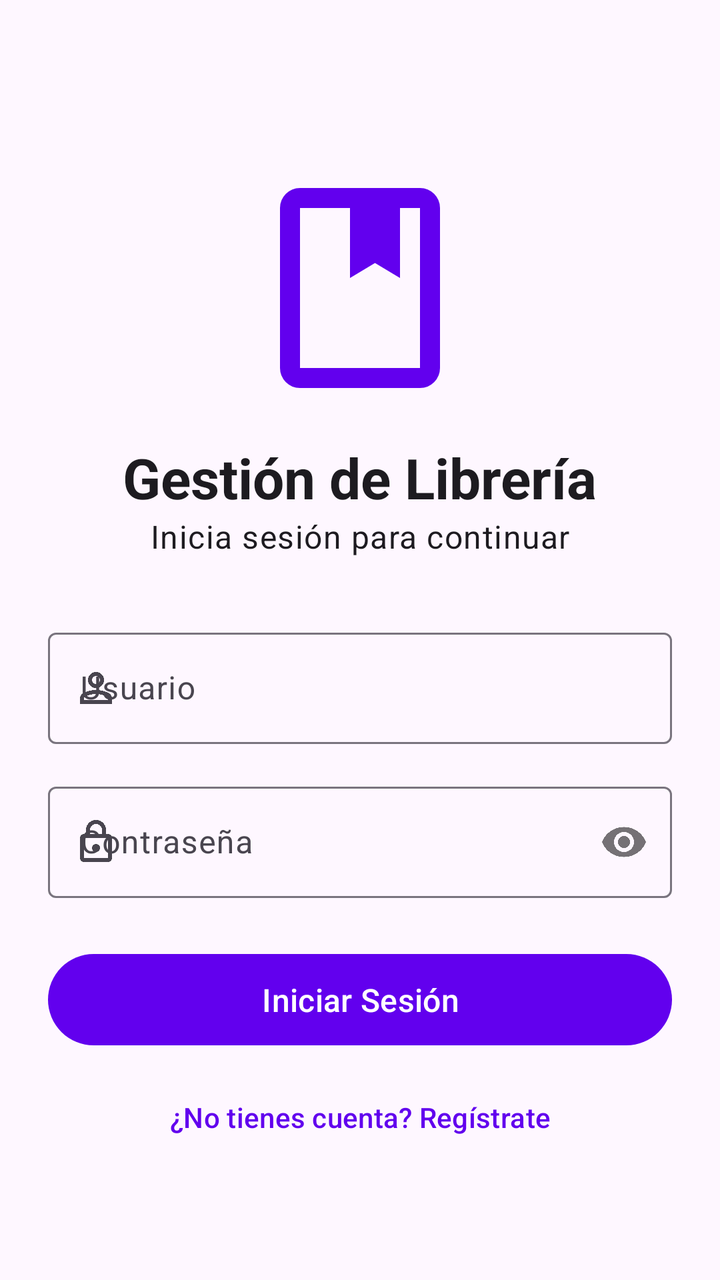
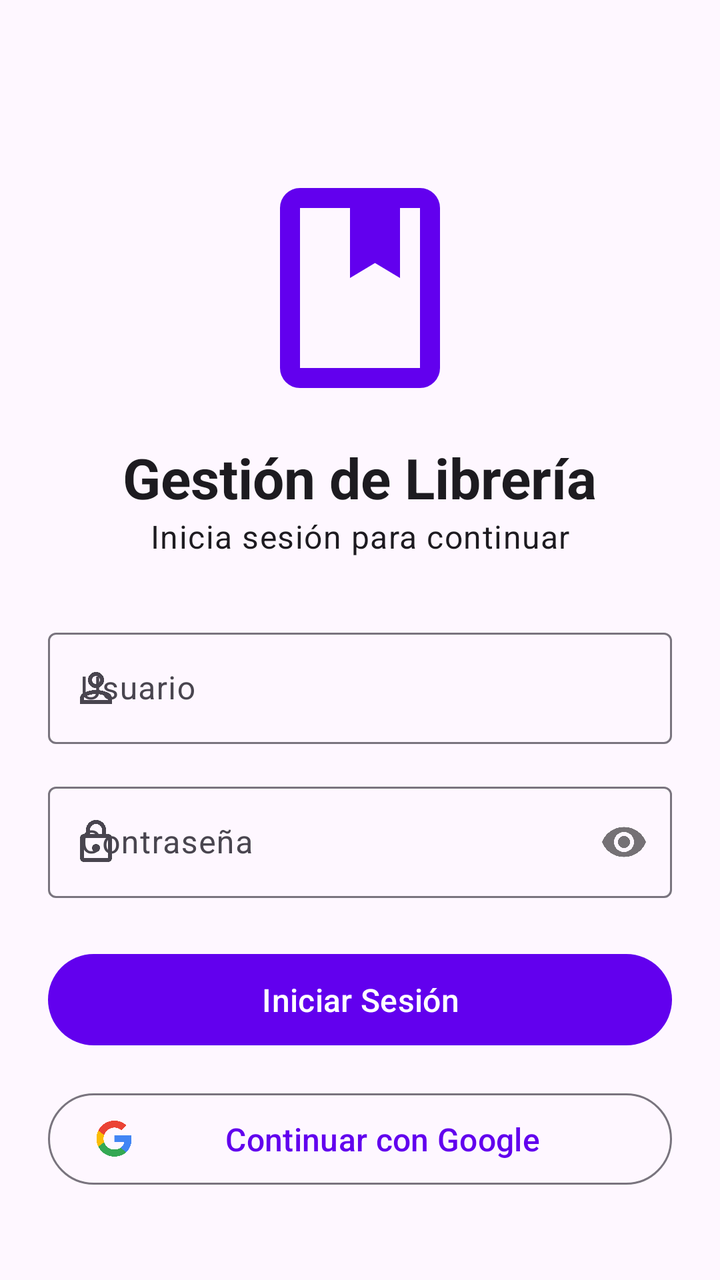

Screens rendered from an Android XML layout before and after an edit, with the pre-edit source and the edit as a unified diff.
<!-- AndroidManifest.xml: application theme Theme.LibreriaGI -->
<!-- res/layout/activity_login.xml -->
<?xml version="1.0" encoding="utf-8"?>
<androidx.constraintlayout.widget.ConstraintLayout xmlns:android="http://schemas.android.com/apk/res/android"
    xmlns:app="http://schemas.android.com/apk/res-auto"
    xmlns:tools="http://schemas.android.com/tools"
    android:id="@+id/main"
    android:layout_width="match_parent"
    android:layout_height="match_parent"
    android:padding="24dp"
    tools:context=".view.activities.LoginActivity">

    <ImageView
        android:id="@+id/imageViewLogo"
        android:layout_width="120dp"
        android:layout_height="120dp"
        android:layout_marginTop="60dp"
        android:contentDescription="@string/app_name"
        android:src="@drawable/ic_book_login"
        app:layout_constraintEnd_toEndOf="parent"
        app:layout_constraintStart_toStartOf="parent"
        app:layout_constraintTop_toTopOf="parent"
        app:tint="?attr/colorPrimary" />

    <TextView
        android:id="@+id/textViewTitle"
        android:layout_width="wrap_content"
        android:layout_height="wrap_content"
        android:layout_marginTop="16dp"
        android:text="Gestión de Librería"
        android:textAppearance="@style/TextAppearance.Material3.HeadlineMedium"
        android:textStyle="bold"
        app:layout_constraintEnd_toEndOf="parent"
        app:layout_constraintStart_toStartOf="parent"
        app:layout_constraintTop_toBottomOf="@id/imageViewLogo" />

    <TextView
        android:id="@+id/textViewSubtitle"
        android:layout_width="wrap_content"
        android:layout_height="wrap_content"
        android:text="Inicia sesión para continuar"
        android:textAppearance="@style/TextAppearance.Material3.BodyLarge"
        app:layout_constraintEnd_toEndOf="parent"
        app:layout_constraintStart_toStartOf="parent"
        app:layout_constraintTop_toBottomOf="@id/textViewTitle" />

    <com.google.android.material.textfield.TextInputLayout
        android:id="@+id/textFieldUser"
        style="@style/Widget.Material3.TextInputLayout.OutlinedBox"
        android:layout_width="0dp"
        android:layout_height="wrap_content"
        android:layout_marginTop="32dp"
        android:hint="Usuario"
        app:layout_constraintEnd_toEndOf="parent"
        app:layout_constraintStart_toStartOf="parent"
        app:layout_constraintTop_toBottomOf="@id/textViewSubtitle"
        app:startIconDrawable="@drawable/ic_person">

        <com.google.android.material.textfield.TextInputEditText
            android:id="@+id/txtUsername"
            android:layout_width="match_parent"
            android:layout_height="wrap_content"
            android:inputType="text"
            android:maxLines="1" />
    </com.google.android.material.textfield.TextInputLayout>

    <com.google.android.material.textfield.TextInputLayout
        android:id="@+id/textFieldPassword"
        style="@style/Widget.Material3.TextInputLayout.OutlinedBox"
        android:layout_width="0dp"
        android:layout_height="wrap_content"
        android:layout_marginTop="16dp"
        android:hint="Contraseña"
        app:layout_constraintEnd_toEndOf="parent"
        app:layout_constraintStart_toStartOf="parent"
        app:layout_constraintTop_toBottomOf="@id/textFieldUser"
        app:passwordToggleEnabled="true"
        app:startIconDrawable="@drawable/ic_lock">

        <com.google.android.material.textfield.TextInputEditText
            android:id="@+id/txtPassword"
            android:layout_width="match_parent"
            android:layout_height="wrap_content"
            android:inputType="textPassword"
            android:maxLines="1" />
    </com.google.android.material.textfield.TextInputLayout>

    <com.google.android.material.button.MaterialButton
        android:id="@+id/btnLogin"
        android:layout_width="0dp"
        android:layout_height="wrap_content"
        android:layout_marginTop="24dp"
        android:paddingVertical="12dp"
        android:text="Iniciar Sesión"
        android:textSize="16sp"
        app:layout_constraintEnd_toEndOf="parent"
        app:layout_constraintStart_toStartOf="parent"
        app:layout_constraintTop_toBottomOf="@id/textFieldPassword" />

    
    <com.google.android.material.button.MaterialButton
        android:id="@+id/btnRegister"
        style="@style/Widget.Material3.Button.TextButton"
        android:layout_width="wrap_content"
        android:layout_height="wrap_content"
        android:layout_marginTop="8dp"
        android:text="¿No tienes cuenta? Regístrate"
        app:layout_constraintEnd_toEndOf="parent"
        app:layout_constraintStart_toStartOf="parent"
        app:layout_constraintTop_toBottomOf="@id/btnLogin" />

</androidx.constraintlayout.widget.ConstraintLayout>
<!-- resources referenced by this layout -->
<resources>
  <!-- drawable ic_lock (drawable) -->
  <vector xmlns:android="http://schemas.android.com/apk/res/android"
      android:width="24dp"
      android:height="24dp"
      android:viewportWidth="960"
      android:viewportHeight="960">
    <path
        android:pathData="M240,880q-33,0 -56.5,-23.5T160,800v-400q0,-33 23.5,-56.5T240,320h40v-80q0,-83 58.5,-141.5T480,40q83,0 141.5,58.5T680,240v80h40q33,0 56.5,23.5T800,400v400q0,33 -23.5,56.5T720,880L240,880ZM240,800h480v-400L240,400v400ZM480,680q33,0 56.5,-23.5T560,600q0,-33 -23.5,-56.5T480,520q-33,0 -56.5,23.5T400,600q0,33 23.5,56.5T480,680ZM360,320h240v-80q0,-50 -35,-85t-85,-35q-50,0 -85,35t-35,85v80ZM240,800v-400,400Z"
        android:fillColor="#000000"/>
  </vector>
  <!-- drawable ic_person (drawable) -->
  <vector xmlns:android="http://schemas.android.com/apk/res/android"
      android:width="24dp"
      android:height="24dp"
      android:viewportWidth="960"
      android:viewportHeight="960">
    <path
        android:pathData="M480,480q-66,0 -113,-47t-47,-113q0,-66 47,-113t113,-47q66,0 113,47t47,113q0,66 -47,113t-113,47ZM160,800v-112q0,-34 17.5,-62.5T224,582q62,-31 126,-46.5T480,520q66,0 130,15.5T736,582q29,15 46.5,43.5T800,688v112L160,800ZM240,720h480v-32q0,-11 -5.5,-20T700,654q-54,-27 -109,-40.5T480,600q-56,0 -111,13.5T260,654q-9,5 -14.5,14t-5.5,20v32ZM480,400q33,0 56.5,-23.5T560,320q0,-33 -23.5,-56.5T480,240q-33,0 -56.5,23.5T400,320q0,33 23.5,56.5T480,400ZM480,320ZM480,720Z"
        android:fillColor="#000000"/>
  </vector>
  <string name="app_name">LibreriaGI</string>
  <style name="Theme.LibreriaGI" parent="Theme.Material3.DayNight.NoActionBar">
          
          <item name="colorPrimary">@color/purple_500</item>
          <item name="colorPrimaryVariant">@color/purple_700</item>
          <item name="colorOnPrimary">@color/white</item>
          
          <item name="colorSecondary">@color/teal_200</item>
          <item name="colorSecondaryVariant">@color/teal_700</item>
          <item name="colorOnSecondary">@color/black</item>
          
          <item name="android:statusBarColor">?attr/colorPrimaryVariant</item>
          
      </style>
  <color name="purple_500">#FF6200EE</color>
  <color name="purple_700">#FF3700B3</color>
  <color name="white">#FFFFFFFF</color>
  <color name="teal_200">#FF03DAC5</color>
  <color name="teal_700">#FF018786</color>
  <color name="black">#FF000000</color>
  <!-- unchanged entries left out for length: 1 -->
</resources>

<!-- the commit's change to res/layout/activity_login.xml (unified diff, before → after) -->
@@ -95,16 +95,30 @@
         app:layout_constraintStart_toStartOf="parent"
         app:layout_constraintTop_toBottomOf="@id/textFieldPassword" />
 
-    
+    <com.google.android.material.button.MaterialButton
+        android:id="@+id/btnGoogleSignIn"
+        style="@style/Widget.Material3.Button.OutlinedButton"
+        android:layout_width="0dp"
+        android:layout_height="wrap_content"
+        android:layout_marginTop="16dp"
+        android:paddingVertical="12dp"
+        android:text="Continuar con Google"
+        android:textSize="16sp"
+        app:icon="@drawable/ic_google"
+        app:iconTint="@null"
+        app:layout_constraintEnd_toEndOf="parent"
+        app:layout_constraintStart_toStartOf="parent"
+        app:layout_constraintTop_toBottomOf="@id/btnLogin" />
+
     <com.google.android.material.button.MaterialButton
         android:id="@+id/btnRegister"
         style="@style/Widget.Material3.Button.TextButton"
         android:layout_width="wrap_content"
         android:layout_height="wrap_content"
-        android:layout_marginTop="8dp"
+        android:layout_marginTop="16dp"
         android:text="¿No tienes cuenta? Regístrate"
         app:layout_constraintEnd_toEndOf="parent"
         app:layout_constraintStart_toStartOf="parent"
-        app:layout_constraintTop_toBottomOf="@id/btnLogin" />
+        app:layout_constraintTop_toBottomOf="@id/btnGoogleSignIn" />
 
 </androidx.constraintlayout.widget.ConstraintLayout>
<!-- resource entries referenced after the edit -->
@@ -1,5 +1,24 @@
 <!-- resources referenced by this layout -->
 <resources>
+  <!-- drawable ic_google (drawable) -->
+  <vector xmlns:android="http://schemas.android.com/apk/res/android"
+      android:width="800dp"
+      android:height="800dp"
+      android:viewportWidth="262"
+      android:viewportHeight="262">
+    <path
+        android:pathData="M258.88,133.45c0,-10.73 -0.87,-18.57 -2.76,-26.69L133.55,106.76v48.45h71.95c-1.45,12.04 -9.28,30.17 -26.69,42.36l-0.24,1.62 38.76,30.02 2.68,0.27c24.66,-22.77 38.88,-56.28 38.88,-96.03"
+        android:fillColor="#4285F4"/>
+    <path
+        android:pathData="M133.55,261.1c35.25,0 64.84,-11.6 86.45,-31.62l-41.2,-31.91c-11.02,7.69 -25.82,13.06 -45.26,13.06 -34.52,0 -63.82,-22.77 -74.27,-54.25l-1.53,0.13 -40.3,31.19 -0.53,1.47C38.39,231.8 82.49,261.1 133.55,261.1"
+        android:fillColor="#34A853"/>
+    <path
+        android:pathData="M59.28,156.37c-2.76,-8.12 -4.35,-16.83 -4.35,-25.82 0,-8.99 1.6,-17.7 4.21,-25.82l-0.07,-1.73L18.26,71.31l-1.34,0.63C8.08,89.64 3,109.52 3,130.55s5.08,40.9 13.93,58.6l42.36,-32.78"
+        android:fillColor="#FBBC05"/>
+    <path
+        android:pathData="M133.55,50.48c24.51,0 41.05,10.59 50.48,19.44l36.84,-35.97C198.24,12.91 168.8,0 133.55,0 82.49,0 38.39,29.3 16.92,71.95l42.21,32.78c10.59,-31.48 39.89,-54.25 74.41,-54.25"
+        android:fillColor="#EB4335"/>
+  </vector>
   <!-- drawable ic_lock (drawable) -->
   <vector xmlns:android="http://schemas.android.com/apk/res/android"
       android:width="24dp"
@@ -20,7 +39,7 @@
         android:pathData="M480,480q-66,0 -113,-47t-47,-113q0,-66 47,-113t113,-47q66,0 113,47t47,113q0,66 -47,113t-113,47ZM160,800v-112q0,-34 17.5,-62.5T224,582q62,-31 126,-46.5T480,520q66,0 130,15.5T736,582q29,15 46.5,43.5T800,688v112L160,800ZM240,720h480v-32q0,-11 -5.5,-20T700,654q-54,-27 -109,-40.5T480,600q-56,0 -111,13.5T260,654q-9,5 -14.5,14t-5.5,20v32ZM480,400q33,0 56.5,-23.5T560,320q0,-33 -23.5,-56.5T480,240q-33,0 -56.5,23.5T400,320q0,33 23.5,56.5T480,400ZM480,320ZM480,720Z"
         android:fillColor="#000000"/>
   </vector>
-  <string name="app_name">LibreriaGI</string>
+  <string name="app_name" translatable="false">LibreriaGI</string>
   <style name="Theme.LibreriaGI" parent="Theme.Material3.DayNight.NoActionBar">
           
           <item name="colorPrimary">@color/purple_500</item>
